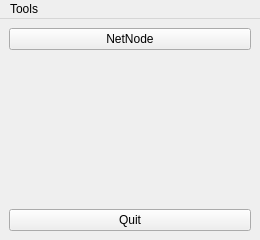
This is src/pyluxcoretools/pyluxcoretools/pyluxcoremenu/menuwindow.ui in LuxCoreRender/LuxCore as Qt 5 draws it before an edit. The edited form follows.
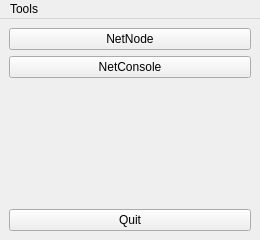
This is the edited form.

```diff
--- a/src/pyluxcoretools/pyluxcoretools/pyluxcoremenu/menuwindow.ui
+++ b/src/pyluxcoretools/pyluxcoretools/pyluxcoremenu/menuwindow.ui
@@ -28,6 +28,13 @@
       </property>
      </widget>
     </item>
+    <item>
+     <widget class="QPushButton" name="pushButtonNetConsole">
+      <property name="text">
+       <string>NetConsole</string>
+      </property>
+     </widget>
+    </item>
     <item>
      <spacer name="verticalSpacer">
       <property name="orientation">
```
Left out of the diff: 26 changed lines with no effect on the pictures.
